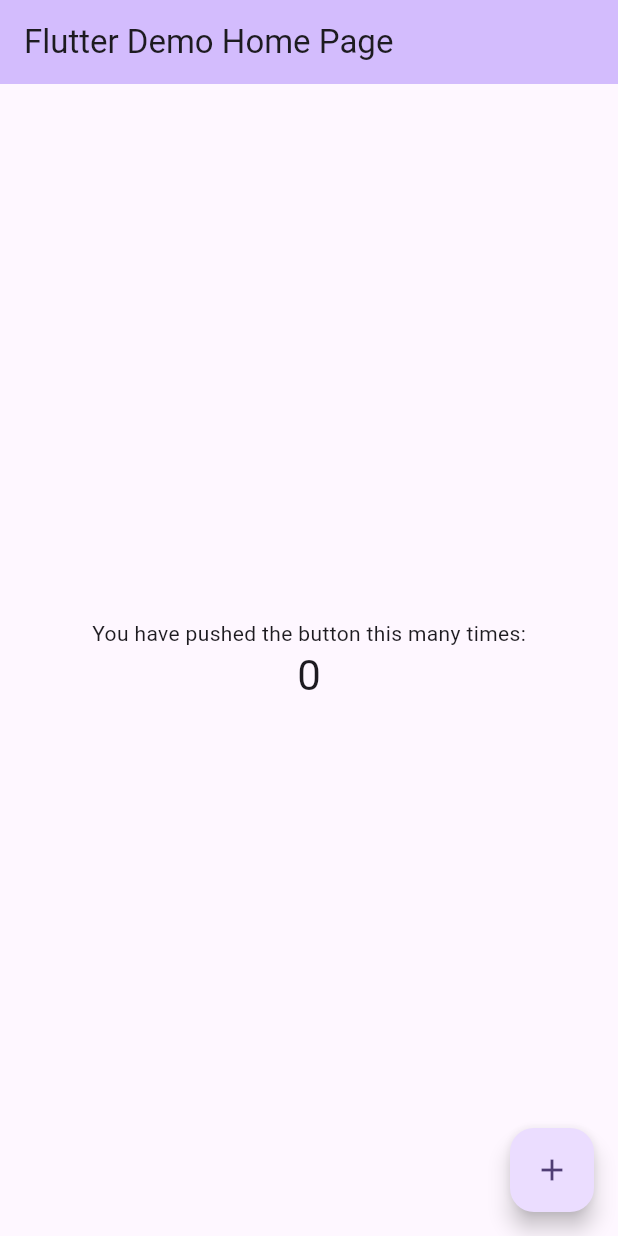
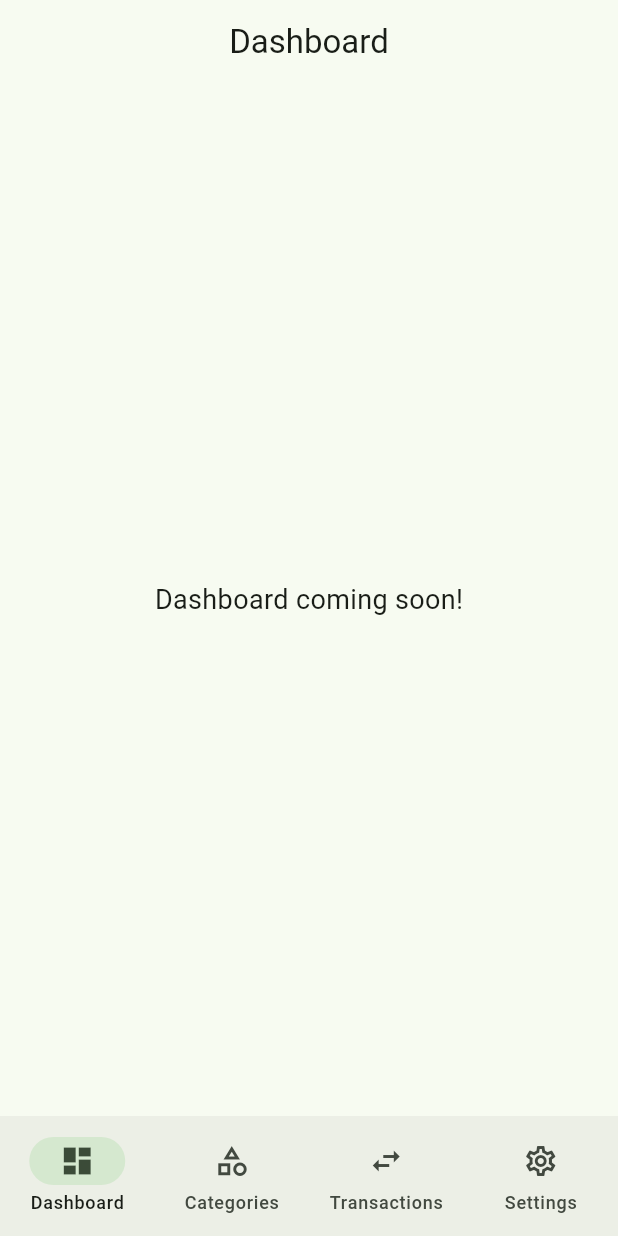
Before and after one commit to barakavic/ba_102, a Flutter app: the screen it shows after launch, on a phone screen of 412 x 824 dp. Run offline on Flutter 3.47's test engine with Material 3 defaults, Android fonts, the phone set to English and light mode, and no system bars; our stand-ins replace flutter_riverpod.

Commit message:
feat: Initialize project structure and implement main navigation
- Added .idea configuration files for project setup.
- Created DashboardPage widget for the dashboard screen.
- Refactored main.dart to use Riverpod for state management and set up main navigation.
- Implemented MainNavigation widget with a bottom navigation bar and placeholder pages.
- Updated pubspec.yaml to include dependencies for Riverpod, HTTP, and Intl.
- Modified widget_test to reflect changes in the main app widget.

```diff
--- /dev/null
+++ b/ba_102_fe/lib/dashboard_page.dart
@@ -0,0 +1,20 @@
+import 'package:flutter/material.dart';
+import 'package:flutter_riverpod/flutter_riverpod.dart';
+
+class DashboardPage extends ConsumerWidget {
+  const DashboardPage({super.key});
+
+  @override
+  Widget build(BuildContext context, WidgetRef ref) {
+    return Scaffold(
+      appBar: AppBar(
+        title: const Text('Dashboard'),
+        centerTitle: true,
+      ),
+      body: const Center(
+        child: Text(' Dashboard coming soon! ',
+        style: TextStyle(fontSize: 18.0),),
+      ),
+    );
+  }
+}
--- a/ba_102_fe/lib/main.dart
+++ b/ba_102_fe/lib/main.dart
@@ -1,122 +1,23 @@
 import 'package:flutter/material.dart';
+import 'package:flutter_riverpod/flutter_riverpod.dart';
+import 'package:ba_102_fe/main_navigation.dart';
 
 void main() {
-  runApp(const MyApp());
+  runApp(const ProviderScope(child: BudgetingApp()));
 }
 
-class MyApp extends StatelessWidget {
-  const MyApp({super.key});
+class BudgetingApp extends StatelessWidget {
+  const BudgetingApp({super.key});
 
-  // This widget is the root of your application.
   @override
   Widget build(BuildContext context) {
     return MaterialApp(
-      title: 'Flutter Demo',
+      title: 'Budgeting App',
       theme: ThemeData(
-        // This is the theme of your application.
-        //
-        // TRY THIS: Try running your application with "flutter run". You'll see
-        // the application has a purple toolbar. Then, without quitting the app,
-        // try changing the seedColor in the colorScheme below to Colors.green
-        // and then invoke "hot reload" (save your changes or press the "hot
-        // reload" button in a Flutter-supported IDE, or press "r" if you used
-        // the command line to start the app).
-        //
-        // Notice that the counter didn't reset back to zero; the application
-        // state is not lost during the reload. To reset the state, use hot
-        // restart instead.
-        //
-        // This works for code too, not just values: Most code changes can be
-        // tested with just a hot reload.
-        colorScheme: ColorScheme.fromSeed(seedColor: Colors.deepPurple),
+        colorScheme: ColorScheme.fromSeed(seedColor: Colors.green),
+        useMaterial3: true,
       ),
-      home: const MyHomePage(title: 'Flutter Demo Home Page'),
+      home: const MainNavigation(),
     );
   }
 }
-
-class MyHomePage extends StatefulWidget {
-  const MyHomePage({super.key, required this.title});
-
-  // This widget is the home page of your application. It is stateful, meaning
-  // that it has a State object (defined below) that contains fields that affect
-  // how it looks.
-
-  // This class is the configuration for the state. It holds the values (in this
-  // case the title) provided by the parent (in this case the App widget) and
-  // used by the build method of the State. Fields in a Widget subclass are
-  // always marked "final".
-
-  final String title;
-
-  @override
-  State<MyHomePage> createState() => _MyHomePageState();
-}
-
-class _MyHomePageState extends State<MyHomePage> {
-  int _counter = 0;
-
-  void _incrementCounter() {
-    setState(() {
-      // This call to setState tells the Flutter framework that something has
-      // changed in this State, which causes it to rerun the build method below
-      // so that the display can reflect the updated values. If we changed
-      // _counter without calling setState(), then the build method would not be
-      // called again, and so nothing would appear to happen.
-      _counter++;
-    });
-  }
-
-  @override
-  Widget build(BuildContext context) {
-    // This method is rerun every time setState is called, for instance as done
-    // by the _incrementCounter method above.
-    //
-    // The Flutter framework has been optimized to make rerunning build methods
-    // fast, so that you can just rebuild anything that needs updating rather
-    // than having to individually change instances of widgets.
-    return Scaffold(
-      appBar: AppBar(
-        // TRY THIS: Try changing the color here to a specific color (to
-        // Colors.amber, perhaps?) and trigger a hot reload to see the AppBar
-        // change color while the other colors stay the same.
-        backgroundColor: Theme.of(context).colorScheme.inversePrimary,
-        // Here we take the value from the MyHomePage object that was created by
-        // the App.build method, and use it to set our appbar title.
-        title: Text(widget.title),
-      ),
-      body: Center(
-        // Center is a layout widget. It takes a single child and positions it
-        // in the middle of the parent.
-        child: Column(
-          // Column is also a layout widget. It takes a list of children and
-          // arranges them vertically. By default, it sizes itself to fit its
-          // children horizontally, and tries to be as tall as its parent.
-          //
-          // Column has various properties to control how it sizes itself and
-          // how it positions its children. Here we use mainAxisAlignment to
-          // center the children vertically; the main axis here is the vertical
-          // axis because Columns are vertical (the cross axis would be
-          // horizontal).
-          //
-          // TRY THIS: Invoke "debug painting" (choose the "Toggle Debug Paint"
-          // action in the IDE, or press "p" in the console), to see the
-          // wireframe for each widget.
-          mainAxisAlignment: MainAxisAlignment.center,
-          children: <Widget>[
-            const Text('You have pushed the button this many times:'),
-            Text(
-              '$_counter',
-              style: Theme.of(context).textTheme.headlineMedium,
-            ),
-          ],
-        ),
-      ),
-      floatingActionButton: FloatingActionButton(
-        onPressed: _incrementCounter,
-        tooltip: 'Increment',
-        child: const Icon(Icons.add),
-      ), // This trailing comma makes auto-formatting nicer for build methods.
-    );
-  }
-}
--- /dev/null
+++ b/ba_102_fe/lib/main_navigation.dart
@@ -0,0 +1,61 @@
+import 'package:flutter/material.dart';
+import 'package:flutter_riverpod/flutter_riverpod.dart';
+import 'package:ba_102_fe/dashboard_page.dart';
+
+final navIndexProvider = StateProvider<int>((ref) => 0);
+
+class MainNavigation extends ConsumerWidget{
+  const MainNavigation({super.key});
+
+  @override
+  Widget build(BuildContext context, WidgetRef ref){
+    final currentIndex = ref.watch(navIndexProvider);
+
+    final pages  = const [
+      DashboardPage(),
+      Placeholder(),
+      Placeholder(),
+      Placeholder(),
+      Placeholder()
+
+    ];
+
+    return Scaffold(
+      body: IndexedStack(
+        index: currentIndex,
+        children: pages,
+
+      ),
+      bottomNavigationBar: NavigationBar(selectedIndex: currentIndex,
+      onDestinationSelected: (index) =>
+      ref.read(navIndexProvider.notifier).state = index,
+      destinations: const[
+        NavigationDestination(icon: Icon(Icons.dashboard_outlined),
+        selectedIcon: Icon(Icons.dashboard),
+         label: "Dashboard"),
+         NavigationDestination(icon: Icon(Icons.category_outlined),
+         selectedIcon: Icon(Icons.category) ,
+         label: "Categories"),
+         NavigationDestination(icon: Icon(Icons.swap_horiz_outlined),
+          selectedIcon: Icon(Icons.swap_horiz),
+          label: "Transactions"),
+          NavigationDestination(icon: Icon(Icons.settings_outlined),
+          selectedIcon: Icon(Icons.settings),
+          label: "Settings"),
+
+      ],
+
+
+
+      ),
+
+
+
+
+
+
+
+
+    );
+  }
+}
--- a/ba_102_fe/pubspec.yaml
+++ b/ba_102_fe/pubspec.yaml
@@ -30,6 +30,10 @@ environment:
 dependencies:
   flutter:
     sdk: flutter
+
+  flutter_riverpod: ^2.5.1
+  http: ^1.1.0
+  intl: ^0.18.1
 
   # The following adds the Cupertino Icons font to your application.
   # Use with the CupertinoIcons class for iOS style icons.
```
Also changed, not shown: ba_102_fe/pubspec.lock, 1 other file.
